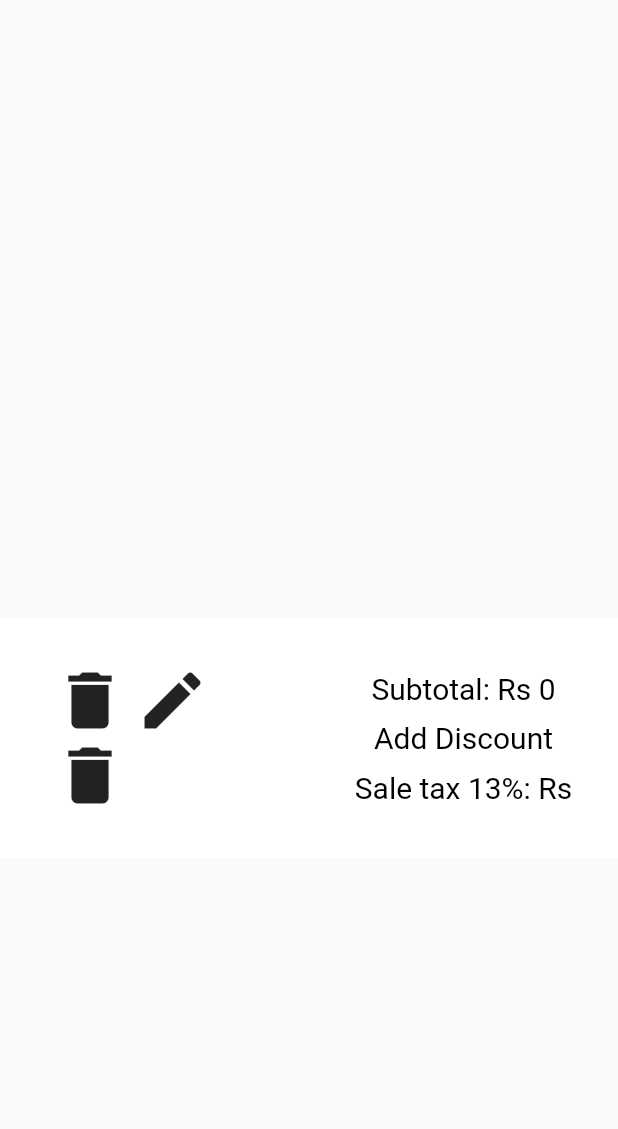
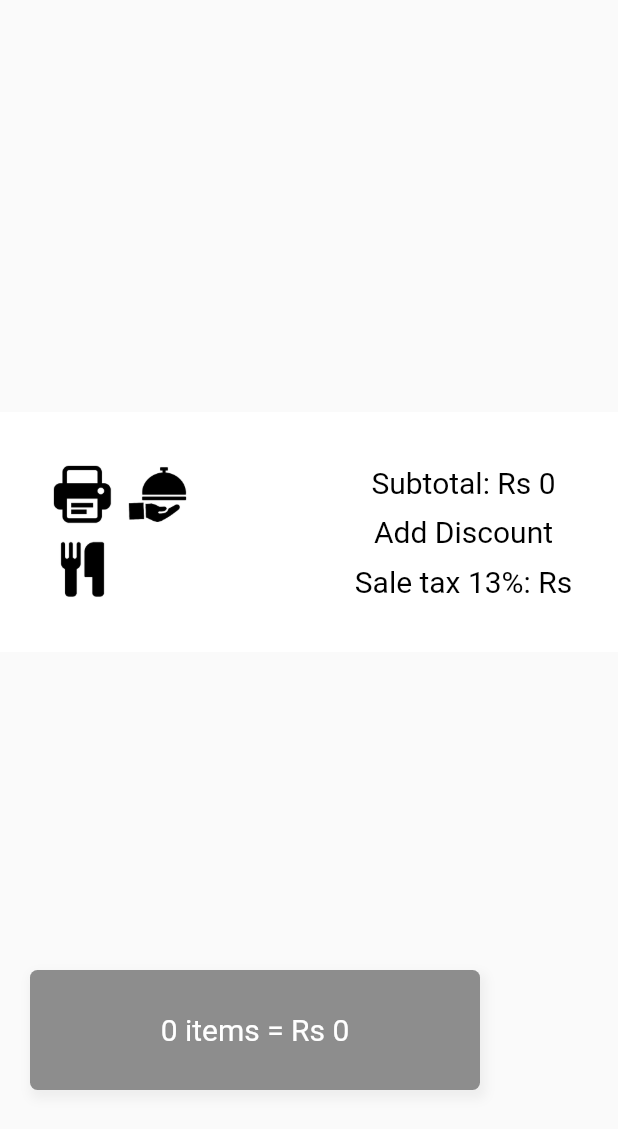
Before and after one commit to bilalali45/revaki, a Flutter app: the ItemAddlist widget shown alone on an empty page, opened directly, on a phone screen of 412 x 824 dp. Shown: the top 1129 px of the screen. Run offline on Flutter 3.47's test engine with Material 2 defaults, Android fonts, the phone set to English and light mode, and no system bars; our stand-ins replace dio, font_awesome_flutter, get; network calls fail.

Commit message:
update datalist

```diff
--- a/lib/Screens/HomePage.dart
+++ b/lib/Screens/HomePage.dart
@@ -330,7 +330,7 @@ class _HomePageState extends State<HomePage> with TickerProviderStateMixin {
     // });
       Map<String, dynamic?> mapData = {
         "PlaceId": "2bec1011-305d-4324-91ae-34ff8e589764",
-        "Token": "84DEA70E4F1D39F9E777040B17D9CC34"
+        "Token": "35694B50B4730AAF2A10D8FE8F86B015"
       };
        response = await _dio.post(
        "http://revaki.posapi.com.asp1-101.phx1-1.websitetestlink.com/api/RevakiPOSAPI/dishlist",
--- a/lib/constants/assests_image.dart
+++ b/lib/constants/assests_image.dart
@@ -9,6 +9,10 @@ final String addp = _getImagePath("one.png");
 final String minusp = _getImagePath("two.png");
 
 
+final String kitchenpic = _getImagePath("kitchenpic.png");
+final String kitchen2pic = _getImagePath("kitch2.png");
+final String printerpic = _getImagePath("printerpic.png");
+
 final List<dishmodelDishList?> GlobaldishModelList = List.empty(growable: true);
 
 
--- a/lib/widgets/ItemAddlist.dart
+++ b/lib/widgets/ItemAddlist.dart
@@ -1,9 +1,9 @@
 import 'dart:ui';
-
 import 'package:flutter/cupertino.dart';
 import 'package:flutter/material.dart';
 import 'package:revaki/constants/assests_image.dart';
 import 'package:revaki/model/dishmodel.dart';
+import '../constants/assests_image.dart';
 
 class ItemAddlist extends StatefulWidget {
  // final List<dishmodelDishList?>? dishModelList;
@@ -40,120 +40,26 @@ class _ItemAddlist extends State<ItemAddlist> {
           ),
           Expanded(
             child: Additemview(),
+          ),
+
+          Expanded(
+            child: Additembutton(),
           )
+
         ],
       ),
     );
   }
 }
 
-/*class PopularListItems extends StatelessWidget {
-  String name;
-  String imageUrl;
-  String rating;
-  String numberOfRating;
-  String price;
-  String slug;
+class PopularListItems extends StatefulWidget {
 
-  PopularListItems(
-      {@required  Key? key,
-        required this.name,
-        required this.imageUrl,
-        required this.rating,
-        required this.numberOfRating,
-        required this.price,
-        required this.slug})
-      : super(key: key);
-  @override
-  Widget build(BuildContext context) {
-    return InkWell(
-      onTap: () {
-        //Navigator.push(context, ScaleRoute(page: FoodDetailsPage()));
-      },
-      child: Column(
-         children: <Widget>[
-            Container(
-             padding: EdgeInsets.only(left: 10, right: 5, top: 5, bottom: 5),
-              decoration: BoxDecoration(boxShadow: [
-              ]),
-            child: Card(
-                elevation: 0,
-                shape: RoundedRectangleBorder(
-                  borderRadius: const BorderRadius.all(
-                    Radius.circular(5.0),
-                  ),
-                ),
-                 child: Container(
-                   width: MediaQuery.of(context).size.width,
-                   height: 80,
-                   child: Column(
-                    children: <Widget>[
-                      Row(
-                        mainAxisAlignment: MainAxisAlignment.spaceBetween,
-                        children: <Widget>[
-                          Container(
-
-                            child: Row(
-                                children: <Widget>[
-                                  SizedBox(height: 20),
-                                   Padding(
-                                    padding: const EdgeInsets.all(6.0),
-                                     child: _addButton(),
-                                    ),
-
-                                  SizedBox(height: 20),
-                                  Padding(
-                                       padding: const EdgeInsets.all(6.0),
-                                        child:_itemcount(0),
-                                  ),
-                                  SizedBox(height: 20),
-                                  Padding(
-                                       padding: const EdgeInsets.all(6.0),
-                                        child: _minusButton(),
-                                  ),
-                                  SizedBox(height: 20),
-                                    Padding(
-                                        padding: const EdgeInsets.all(6.0),
-                                         child: _itemsname(name)
-                                    ),
-
-                                  // _MinusButton(),
-                                ]
-                            ),
-
-                          ),
-
-                        ],
-                      ),
-
-                    ],
-                  ),
-                )),
-          ),
-        ],
-      ),
-    );
-  }
-}*/
-
-
-class PopularListItems extends StatefulWidget {
-  final String name;
-  final String imageUrl;
-  final String rating;
-  final String numberOfRating;
-  final String price;
-  final String slug;
-
-  const PopularListItems(
-      {@required  Key? key,
-        required this.name,
-        required this.imageUrl,
-        required this.rating,
-        required this.numberOfRating,
-        required this.price,
-        required this.slug})
-      : super(key: key);
+  final dishmodelDishList item;
+  PopularListItems(this.item);
+  // const PopularListItems(
+  //     {@required  Key? key,
+  //      })
+  //     : super(key: key);
 
 
   @override
@@ -218,7 +124,7 @@ class _PopularListItemsState extends State<PopularListItems> {
                                   SizedBox(height: 20),
                                   Padding(
                                       padding: const EdgeInsets.all(6.0),
-                                      child: _itemsname(widget.name)
+                                      child: _itemsname(widget.item.DishName.toString())
                                   ),
 
                                   // _MinusButton(),
@@ -324,9 +230,51 @@ Widget _minusButton() {
           ),
       ));
 }
+class Additembutton extends StatelessWidget {
+  @override
+  Widget build(BuildContext context) {
+    return Container(
+        child: Row(
+            children: <Widget>[
+               _submitButton(context)
+            ]
+        )
+    );
+  }
 
+}
+Widget _submitButton(BuildContext context) {
 
-
+  return GestureDetector(
+      onTap: () {
+        // MaterialPageRoute(builder: (context) => HomePage());
+        // showInSnackBar("test",contxt);
+      },
+      child: Container(
+        height: 80,
+        width: 300,
+        margin: new EdgeInsets.symmetric(horizontal: 20.0),
+        padding: EdgeInsets.symmetric(vertical: 15),
+        alignment: Alignment.center,
+        decoration: BoxDecoration(
+            borderRadius: BorderRadius.all(Radius.circular(5)),
+            boxShadow: <BoxShadow>[
+              BoxShadow(
+                  color: Colors.grey.shade200,
+                  offset: Offset(2, 4),
+                  blurRadius: 5,
+                  spreadRadius: 2)
+            ],
+            gradient: LinearGradient(
+                begin: Alignment.centerLeft,
+                end: Alignment.centerRight,
+                colors: [Color(0xff8d8d8d), Color(0xff8d8d8d)])),
+        child: Text(
+          '0 items = Rs 0',
+          style: TextStyle(fontSize: 20, color: Colors.white),
+        ),
+      ));
+}
   class Additemview extends StatelessWidget {
     @override
      Widget build(BuildContext context) {
@@ -347,12 +295,12 @@ Widget _minusButton() {
                                       child : Row(
                                        children: <Widget>[
                                          new Padding(
-                                         padding: const EdgeInsets.only(left: 5.0),
-                                         child: new Icon(Icons.delete, size: 50.0),
+                                           padding:  const EdgeInsets.all(5.0),
+                                           child:Image.asset(printerpic,height: 40),
                                           ),
                                          new Padding(
-                                         padding: const EdgeInsets.only(left: 5.0),
-                                         child: new Icon(Icons.edit, size: 50.0),
+                                           padding:  const EdgeInsets.all(5.0),
+                                           child:Image.asset(kitchenpic,height: 40),
                                          ),
                                      ]
                                    )
@@ -362,8 +310,8 @@ Widget _minusButton() {
                                       child : Row(
                                           children: <Widget>[
                                           new Padding(
-                                              padding: const EdgeInsets.only(left: 5.0),
-                                              child: new Icon(Icons.delete, size: 50.0),
+                                            padding:  const EdgeInsets.all(5.0),
+                                             child:Image.asset(kitchen2pic,height: 40),
                                           ),
 
                                           ]
@@ -429,7 +377,7 @@ class ItemAddlistitem extends StatelessWidget {
       primary: false,
       padding: const EdgeInsets.all(10),
       children:  GlobaldishModelList.map<Widget>((item){
-         return PopularListItemstitle(item!);
+         return PopularListItems(item!);
         }
       ).toList(),
     );
```
Also changed, not shown: lib/widgets/PopularFoodsWidget.dart (+16 -60 lines), lib/widgets/TopMenus.dart (+3 -4 lines), Images/kitch2.png (added), Images/kitchenpic.png (added), Images/printerpic.png (added). Lines whose indentation alone changed are shown as unchanged.
